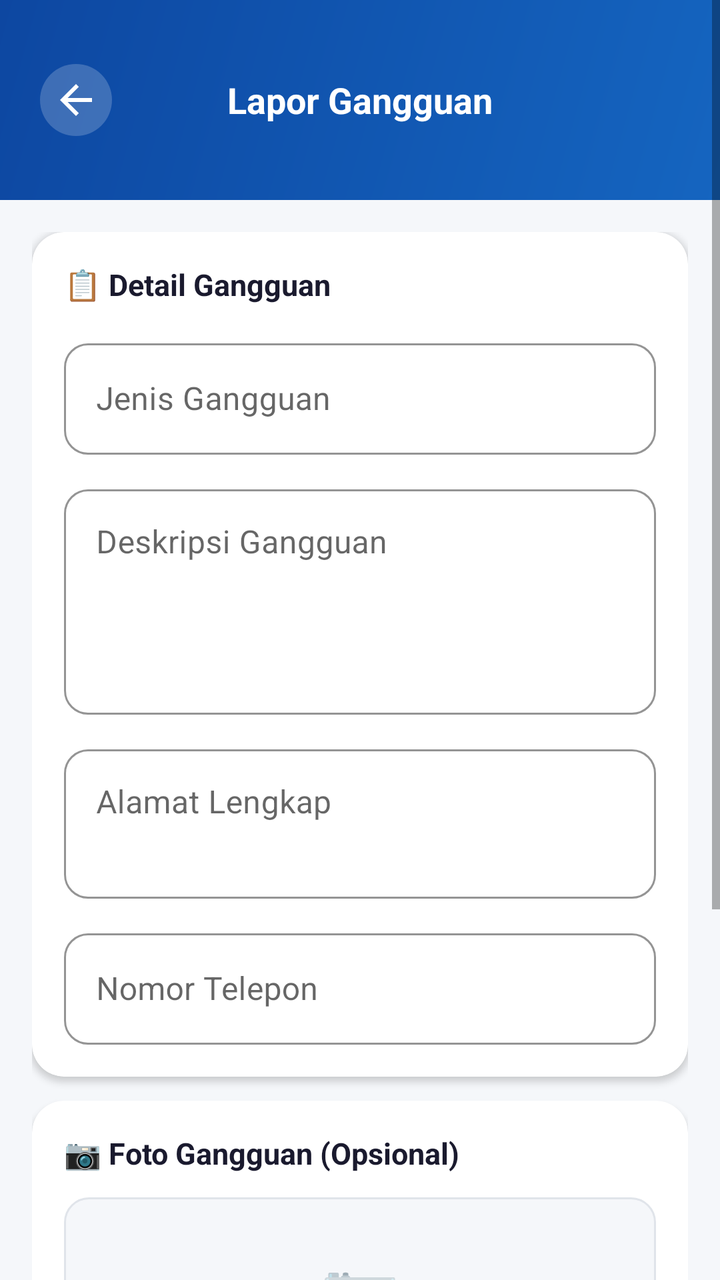
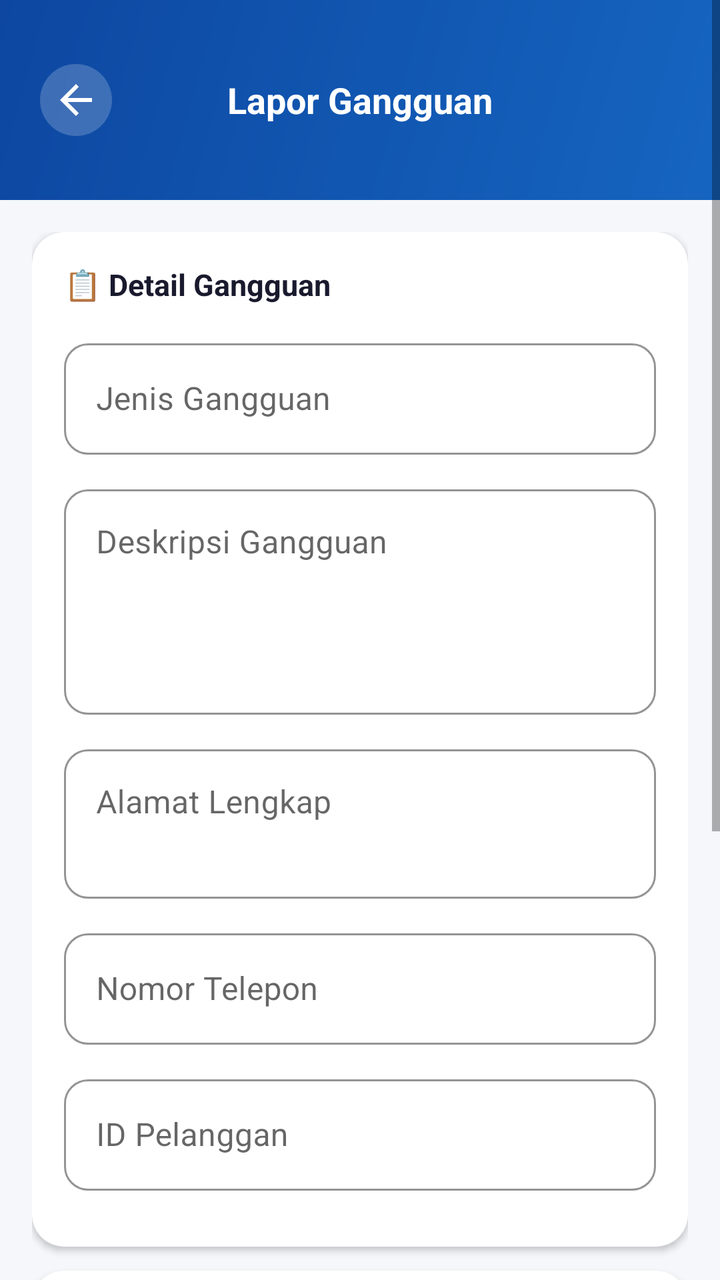

Two renders of the same Android screen: before a commit and after it. Below are the layout's source before the change and the commit's diff.
<!-- AndroidManifest.xml: application theme Theme.SiJaga -->
<!-- res/layout/activity_lapor_gangguan.xml -->
<?xml version="1.0" encoding="utf-8"?>
<ScrollView xmlns:android="http://schemas.android.com/apk/res/android" xmlns:app="http://schemas.android.com/apk/res-auto"
    android:layout_width="match_parent" android:layout_height="match_parent" android:background="@color/bg_page" android:fillViewport="true">
    <LinearLayout android:layout_width="match_parent" android:layout_height="wrap_content" android:orientation="vertical">
        <RelativeLayout android:layout_width="match_parent" android:layout_height="100dp" android:background="@drawable/bg_header_blue" android:padding="20dp">
            <ImageButton android:id="@+id/btnBack" android:layout_width="36dp" android:layout_height="36dp" android:layout_centerVertical="true" android:background="@drawable/bg_circle_white_alpha" android:src="@drawable/ic_back" android:padding="6dp" android:contentDescription="Kembali"/>
            <TextView android:layout_width="wrap_content" android:layout_height="wrap_content" android:layout_centerInParent="true" android:text="Lapor Gangguan" android:textColor="@color/white" android:textSize="18sp" android:textStyle="bold"/>
        </RelativeLayout>
        <LinearLayout android:layout_width="match_parent" android:layout_height="wrap_content" android:orientation="vertical" android:padding="16dp">
            <androidx.cardview.widget.CardView android:layout_width="match_parent" android:layout_height="wrap_content" android:layout_marginBottom="12dp" app:cardCornerRadius="16dp" app:cardElevation="2dp" app:cardBackgroundColor="@color/bg_card">
                <LinearLayout android:layout_width="match_parent" android:layout_height="wrap_content" android:orientation="vertical" android:padding="16dp">
                    <TextView android:layout_width="wrap_content" android:layout_height="wrap_content" android:text="📋 Detail Gangguan" android:textColor="@color/text_primary" android:textSize="15sp" android:textStyle="bold" android:layout_marginBottom="14dp"/>
                    <com.google.android.material.textfield.TextInputLayout style="@style/InputField" android:layout_width="match_parent" android:layout_height="wrap_content" android:hint="Jenis Gangguan" android:layout_marginBottom="12dp">
                        <com.google.android.material.textfield.TextInputEditText android:id="@+id/etJenis" android:layout_width="match_parent" android:layout_height="wrap_content" android:inputType="text"/>
                    </com.google.android.material.textfield.TextInputLayout>
                    <com.google.android.material.textfield.TextInputLayout style="@style/InputField" android:layout_width="match_parent" android:layout_height="wrap_content" android:hint="Deskripsi Gangguan" android:layout_marginBottom="12dp">
                        <com.google.android.material.textfield.TextInputEditText android:id="@+id/etDeskripsi" android:layout_width="match_parent" android:layout_height="wrap_content" android:inputType="textMultiLine" android:lines="4" android:gravity="top"/>
                    </com.google.android.material.textfield.TextInputLayout>
                    <com.google.android.material.textfield.TextInputLayout style="@style/InputField" android:layout_width="match_parent" android:layout_height="wrap_content" android:hint="Alamat Lengkap" android:layout_marginBottom="12dp">
                        <com.google.android.material.textfield.TextInputEditText android:id="@+id/etAlamat" android:layout_width="match_parent" android:layout_height="wrap_content" android:inputType="textMultiLine" android:lines="2" android:gravity="top"/>
                    </com.google.android.material.textfield.TextInputLayout>
                    <com.google.android.material.textfield.TextInputLayout style="@style/InputField" android:layout_width="match_parent" android:layout_height="wrap_content" android:hint="Nomor Telepon" android:layout_marginBottom="0dp">
                        <com.google.android.material.textfield.TextInputEditText android:id="@+id/etTelepon" android:layout_width="match_parent" android:layout_height="wrap_content" android:inputType="phone"/>
                    </com.google.android.material.textfield.TextInputLayout>
                </LinearLayout>
            </androidx.cardview.widget.CardView>
            <androidx.cardview.widget.CardView android:layout_width="match_parent" android:layout_height="wrap_content" android:layout_marginBottom="20dp" app:cardCornerRadius="16dp" app:cardElevation="2dp" app:cardBackgroundColor="@color/bg_card">
                <LinearLayout android:layout_width="match_parent" android:layout_height="wrap_content" android:orientation="vertical" android:padding="16dp">
                    <TextView android:layout_width="wrap_content" android:layout_height="wrap_content" android:text="📷 Foto Gangguan (Opsional)" android:textColor="@color/text_primary" android:textSize="15sp" android:textStyle="bold" android:layout_marginBottom="12dp"/>
                    <ImageView android:id="@+id/ivFoto" android:layout_width="match_parent" android:layout_height="160dp" android:background="@drawable/bg_image_placeholder" android:scaleType="centerCrop" android:visibility="gone"/>
                    <LinearLayout android:id="@+id/layoutFotoPlaceholder" android:layout_width="match_parent" android:layout_height="120dp" android:orientation="vertical" android:gravity="center" android:background="@drawable/bg_image_placeholder">
                        <TextView android:layout_width="wrap_content" android:layout_height="wrap_content" android:text="📷" android:textSize="32sp"/>
                        <TextView android:layout_width="wrap_content" android:layout_height="wrap_content" android:layout_marginTop="8dp" android:text="Tap untuk ambil foto" android:textColor="@color/text_hint" android:textSize="13sp"/>
                    </LinearLayout>
                    <com.google.android.material.button.MaterialButton android:id="@+id/btnFoto" style="@style/BtnOutline" android:layout_width="match_parent" android:layout_height="44dp" android:layout_marginTop="10dp" android:text="📷  Ambil Foto" app:strokeColor="@color/sijaga_primary" android:textColor="@color/sijaga_primary"/>
                </LinearLayout>
            </androidx.cardview.widget.CardView>
            <ProgressBar android:id="@+id/progressBar" android:layout_width="wrap_content" android:layout_height="wrap_content" android:layout_gravity="center" android:visibility="gone" android:indeterminateTint="@color/sijaga_primary"/>
            <com.google.android.material.button.MaterialButton android:id="@+id/btnKirim" style="@style/BtnPrimary" android:layout_width="match_parent" android:layout_height="52dp" android:backgroundTint="@color/sijaga_primary" android:text="📤  Kirim Laporan" android:layout_marginBottom="24dp"/>
        </LinearLayout>
    </LinearLayout>
</ScrollView>
<!-- resources referenced by this layout -->
<resources>
  <color name="bg_card">#FFFFFF</color>
  <color name="bg_page">#F5F7FA</color>
  <color name="sijaga_primary">#1565C0</color>
  <color name="text_hint">#9E9E9E</color>
  <color name="text_primary">#1A1A2E</color>
  <color name="white">#FFFFFF</color>
  <!-- drawable bg_circle_white_alpha (drawable) -->
  <?xml version="1.0" encoding="utf-8"?>
  <shape xmlns:android="http://schemas.android.com/apk/res/android" android:shape="oval">
      <solid android:color="#33FFFFFF"/>
  </shape>
  <!-- drawable bg_header_blue (drawable) -->
  <?xml version="1.0" encoding="utf-8"?>
  <shape xmlns:android="http://schemas.android.com/apk/res/android">
      <gradient android:startColor="#1565C0" android:endColor="#0D47A1"
          android:angle="135" android:type="linear"/>
  </shape>
  <!-- drawable bg_image_placeholder (drawable) -->
  <?xml version="1.0" encoding="utf-8"?>
  <shape xmlns:android="http://schemas.android.com/apk/res/android">
      <solid android:color="#F5F7FA"/>
      <corners android:radius="12dp"/>
      <stroke android:width="1dp" android:color="#E0E4EA"/>
  </shape>
  <!-- drawable ic_back (drawable) -->
  <?xml version="1.0" encoding="utf-8"?>
  <vector xmlns:android="http://schemas.android.com/apk/res/android"
      android:width="24dp" android:height="24dp"
      android:viewportWidth="24" android:viewportHeight="24">
      <path android:fillColor="#FFFFFF"
          android:pathData="M20,11H7.83l5.59-5.59L12,4l-8,8 8,8 1.41-1.41L7.83,13H20v-2z"/>
  </vector>
  <style name="BtnOutline" parent="Widget.MaterialComponents.Button.OutlinedButton">
          <item name="cornerRadius">14dp</item>
          <item name="android:textSize">14sp</item>
      </style>
  <style name="BtnPrimary" parent="Widget.MaterialComponents.Button">
          <item name="cornerRadius">14dp</item>
          <item name="android:textSize">15sp</item>
          <item name="android:textStyle">bold</item>
          <item name="android:letterSpacing">0.03</item>
      </style>
  <style name="InputField" parent="Widget.MaterialComponents.TextInputLayout.OutlinedBox">
          <item name="boxCornerRadiusTopStart">12dp</item>
          <item name="boxCornerRadiusTopEnd">12dp</item>
          <item name="boxCornerRadiusBottomStart">12dp</item>
          <item name="boxCornerRadiusBottomEnd">12dp</item>
          <item name="boxStrokeColor">@color/sijaga_primary</item>
          <item name="hintTextColor">@color/text_secondary</item>
      </style>
  <style name="Theme.SiJaga" parent="Theme.MaterialComponents.Light.NoActionBar">
          <item name="colorPrimary">@color/sijaga_primary</item>
          <item name="colorPrimaryDark">@color/sijaga_primary_dark</item>
          <item name="colorAccent">@color/sijaga_accent</item>
          <item name="android:windowBackground">@color/bg_page</item>
      </style>
  <color name="text_secondary">#546E7A</color>
  <color name="sijaga_primary_dark">#0D47A1</color>
  <color name="sijaga_accent">#FF6F00</color>
</resources>

<!-- the commit's change to res/layout/activity_lapor_gangguan.xml (unified diff, before → after) -->
@@ -19,9 +19,11 @@
                     <com.google.android.material.textfield.TextInputLayout style="@style/InputField" android:layout_width="match_parent" android:layout_height="wrap_content" android:hint="Alamat Lengkap" android:layout_marginBottom="12dp">
                         <com.google.android.material.textfield.TextInputEditText android:id="@+id/etAlamat" android:layout_width="match_parent" android:layout_height="wrap_content" android:inputType="textMultiLine" android:lines="2" android:gravity="top"/>
                     </com.google.android.material.textfield.TextInputLayout>
-                    <com.google.android.material.textfield.TextInputLayout style="@style/InputField" android:layout_width="match_parent" android:layout_height="wrap_content" android:hint="Nomor Telepon" android:layout_marginBottom="0dp">
+                    <com.google.android.material.textfield.TextInputLayout style="@style/InputField" android:layout_width="match_parent" android:layout_height="wrap_content" android:hint="Nomor Telepon" android:layout_marginBottom="12dp">
                         <com.google.android.material.textfield.TextInputEditText android:id="@+id/etTelepon" android:layout_width="match_parent" android:layout_height="wrap_content" android:inputType="phone"/>
                     </com.google.android.material.textfield.TextInputLayout>
+                    <com.google.android.material.textfield.TextInputLayout style="@style/InputField" android:layout_width="match_parent" android:layout_height="wrap_content" android:hint="ID Pelanggan" android:layout_marginBottom="12dp">
+                        <com.google.android.material.textfield.TextInputEditText android:id="@+id/etIdPelanggan" android:layout_width="match_parent" android:layout_height="wrap_content" android:inputType="text" /></com.google.android.material.textfield.TextInputLayout>
                 </LinearLayout>
             </androidx.cardview.widget.CardView>
             <androidx.cardview.widget.CardView android:layout_width="match_parent" android:layout_height="wrap_content" android:layout_marginBottom="20dp" app:cardCornerRadius="16dp" app:cardElevation="2dp" app:cardBackgroundColor="@color/bg_card">
